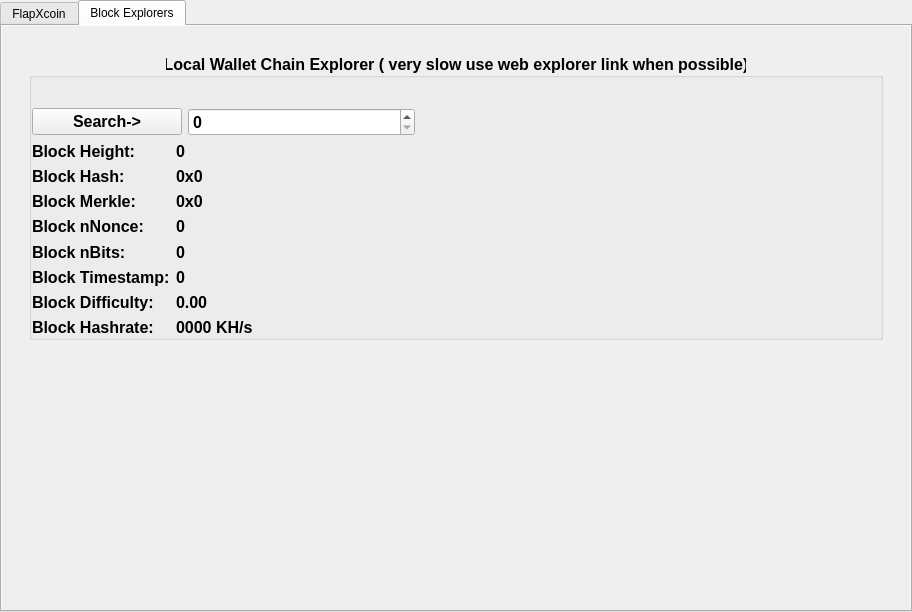
FlapXCoin/flapxcoin, file src/qt/forms/shoppingpage.ui: the form before one commit.
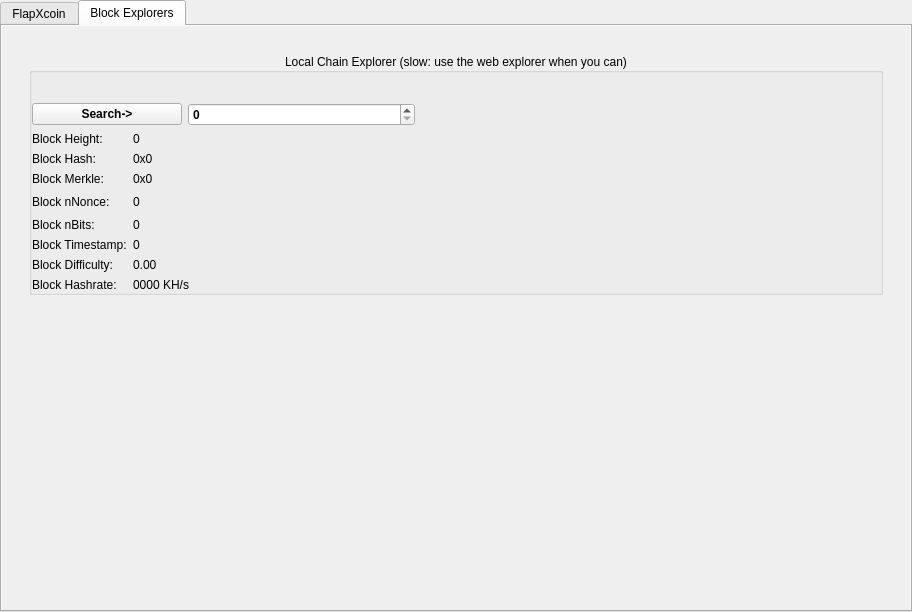
The form after the commit. The open tabs and pages were chosen to show the change. Icons and pictures are not drawn.

Commit message:
GUI: default window size, Send entry height, explorer heading
- Default main window size 960x640 (was 700x500), so every toolbar page
  button is visible; the old Overview's fixed width used to force this
- Send: recipient entries keep their natural height instead of
  expanding, which left an empty band above 'Pay To'
- Links > Block Explorers: shorter heading in the normal font, so it
  no longer forces a horizontal scrollbar

Claude-Session: https://claude.ai/code/session_01Cpg3kidXXQpRBHH6ebpQfe

What changed in the file:
```diff
--- a/src/qt/forms/shoppingpage.ui
+++ b/src/qt/forms/shoppingpage.ui
@@ -711,16 +711,8 @@
                      <layout class="QGridLayout" name="gridLayout_31">
                       <item row="0" column="0">
                        <widget class="QGroupBox" name="groupBox_5">
-                        <property name="font">
-                         <font>
-                          <pointsize>12</pointsize>
-                          <weight>75</weight>
-                          <italic>false</italic>
-                          <bold>true</bold>
-                         </font>
-                        </property>
                         <property name="title">
-                         <string>Local Wallet Chain Explorer ( very slow use web explorer link when possible)</string>
+                         <string>Local Chain Explorer (slow: use the web explorer when you can)</string>
                         </property>
                         <property name="alignment">
                          <set>Qt::AlignCenter</set>
```
The commit also changes 2 other files.
